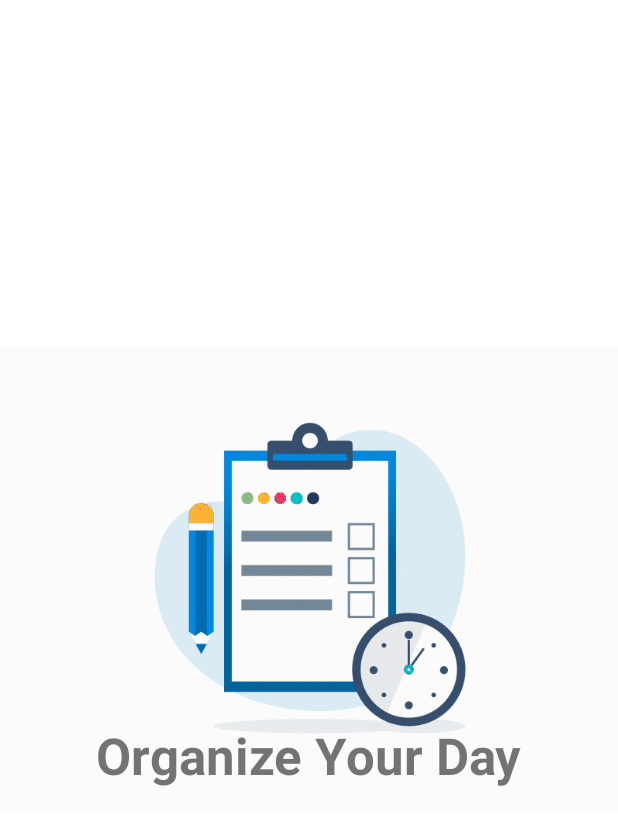
After one commit to GinPaul/mytodoapp_arguez, an Android app: the SplashScreenToDoApp screen opened directly, with no data from a screen before it, on a phone screen of 412 x 824 dp. The commit adds this screen. Shown: the top 825 px of the screen. Run offline under Robolectric (Android 15) with nearby library versions, the phone set to English and light mode, and no system bars.

Commit message:
Nov 30 commit 11.38AM

```diff
--- a/app/build.gradle
+++ b/app/build.gradle
@@ -46,6 +46,7 @@ dependencies {
     implementation 'com.google.android.material:material:1.7.0'
     implementation 'androidx.constraintlayout:constraintlayout:2.1.4'
     testImplementation 'junit:junit:4.13.2'
+    implementation 'pl.droidsonroids.gif:android-gif-drawable:1.2.19'
     androidTestImplementation 'androidx.test.ext:junit:1.1.4'
     androidTestImplementation 'androidx.test.espresso:espresso-core:3.5.0'
 
--- /dev/null
+++ b/app/src/main/java/com/kodego/app/todoapp/SplashScreenToDoApp.kt
@@ -0,0 +1,23 @@
+package com.kodego.app.todoapp
+
+import android.content.Intent
+import androidx.appcompat.app.AppCompatActivity
+import android.os.Bundle
+import kotlinx.coroutines.CoroutineScope
+import kotlinx.coroutines.Dispatchers
+import kotlinx.coroutines.delay
+import kotlinx.coroutines.launch
+
+class SplashScreenToDoApp : AppCompatActivity() {
+    override fun onCreate(savedInstanceState: Bundle?) {
+        super.onCreate(savedInstanceState)
+        setContentView(R.layout.activity_splash_screen_to_do_app)
+
+        CoroutineScope(Dispatchers.Main).launch {
+            delay(3500L)
+            startActivity(Intent(this@SplashScreenToDoApp, MainActivity::class.java))
+            finish()
+        }
+
+    }
+}
--- a/app/src/main/java/com/kodego/app/todoapp/TaskItemClickListener.kt
+++ b/app/src/main/java/com/kodego/app/todoapp/TaskItemClickListener.kt
@@ -4,4 +4,7 @@ interface TaskItemClickListener
 {
     fun editTaskItem(taskItem: TaskItem)
     fun completeTaskItem(taskItem: TaskItem)
+
+    //to delete
+    fun deleteTaskItem(taskItem: TaskItem)
 }
--- a/app/src/main/java/com/kodego/app/todoapp/TaskItemViewHolder.kt
+++ b/app/src/main/java/com/kodego/app/todoapp/TaskItemViewHolder.kt
@@ -21,6 +21,7 @@ class TaskItemViewHolder(
 
         if (taskItem.isCompleted()){
             binding.name.paintFlags = Paint.STRIKE_THRU_TEXT_FLAG
+            binding.desc.paintFlags = Paint.STRIKE_THRU_TEXT_FLAG
             binding.dueTime.paintFlags = Paint.STRIKE_THRU_TEXT_FLAG
         }
 
@@ -33,6 +34,10 @@ class TaskItemViewHolder(
         binding.taskCellContainer.setOnClickListener{
             clickListener.editTaskItem(taskItem)
         }
+        //to delete
+        binding.btnDelete.setOnClickListener{
+            clickListener.deleteTaskItem(taskItem)
+        }
 
         if(taskItem.dueTime() != null)
             binding.dueTime.text = timeFormat.format(taskItem.dueTime())
--- a/app/src/main/java/com/kodego/app/todoapp/TaskViewModel.kt
+++ b/app/src/main/java/com/kodego/app/todoapp/TaskViewModel.kt
@@ -23,6 +23,11 @@ class TaskViewModel(private val repository: TaskItemRepository): ViewModel()
             taskItem.completedDateString = TaskItem.dateFormatter.format(LocalDate.now())
         repository.updateTaskItem(taskItem)
     }
+
+    //to delete
+    fun deleteTaskItem(taskItem: TaskItem) = viewModelScope.launch {
+        repository.deleteTaskItem(taskItem)
+    }
 }
 
 class TaskItemModelFactory(private val repository: TaskItemRepository) : ViewModelProvider.Factory
--- /dev/null
+++ b/app/src/main/res/layout/activity_splash_screen_to_do_app.xml
@@ -0,0 +1,38 @@
+<?xml version="1.0" encoding="utf-8"?>
+<androidx.constraintlayout.widget.ConstraintLayout xmlns:android="http://schemas.android.com/apk/res/android"
+    xmlns:app="http://schemas.android.com/apk/res-auto"
+    xmlns:tools="http://schemas.android.com/tools"
+    android:layout_width="match_parent"
+    android:layout_height="match_parent"
+    tools:context=".SplashScreenToDoApp">
+
+    <pl.droidsonroids.gif.GifImageView
+        android:id="@+id/gifImageView"
+        android:layout_width="413dp"
+        android:layout_height="618dp"
+        android:layout_centerVertical="true"
+        android:adjustViewBounds="false"
+        android:src="@drawable/checklist"
+        app:layout_constraintBottom_toBottomOf="parent"
+        app:layout_constraintEnd_toEndOf="parent"
+        app:layout_constraintStart_toStartOf="parent"
+        app:layout_constraintTop_toTopOf="parent"
+        app:layout_constraintVertical_bias="0.371" />
+
+    <TextView
+        android:id="@+id/textView"
+        android:layout_width="wrap_content"
+        android:layout_height="wrap_content"
+        android:layout_marginTop="401dp"
+        android:fontFamily="sans-serif"
+        android:text="Organize Your Day"
+        android:textSize="34sp"
+        android:textStyle="bold"
+        app:layout_constraintBottom_toBottomOf="parent"
+        app:layout_constraintEnd_toEndOf="parent"
+        app:layout_constraintHorizontal_bias="0.5"
+        app:layout_constraintStart_toStartOf="parent"
+        app:layout_constraintTop_toTopOf="parent"
+        app:layout_constraintVertical_bias="0.21" />
+
+</androidx.constraintlayout.widget.ConstraintLayout>
```
Also changed, not shown: app/src/main/AndroidManifest.xml (+8 -1 lines), app/src/main/java/com/kodego/app/todoapp/MainActivity.kt (+6 -11 lines), app/src/main/java/com/kodego/app/todoapp/TaskItemRepository.kt (+8 -0 lines), app/src/main/res/layout/task_item_cell.xml (+12 -10 lines), app/src/main/res/drawable/checklist.gif (added).
